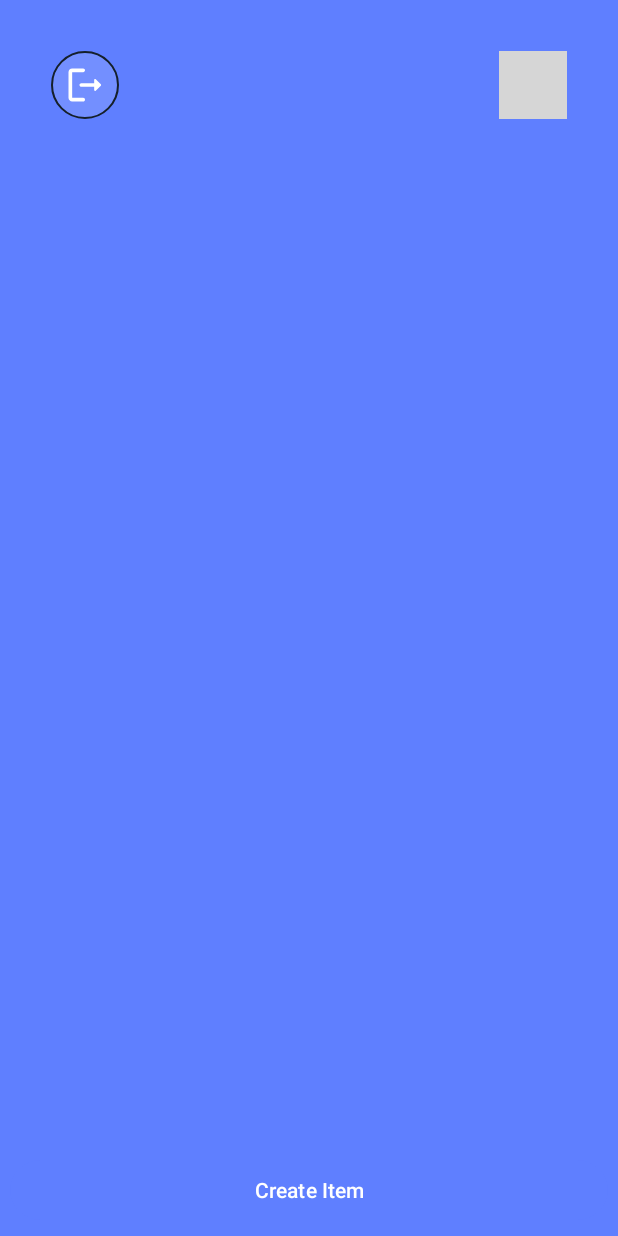
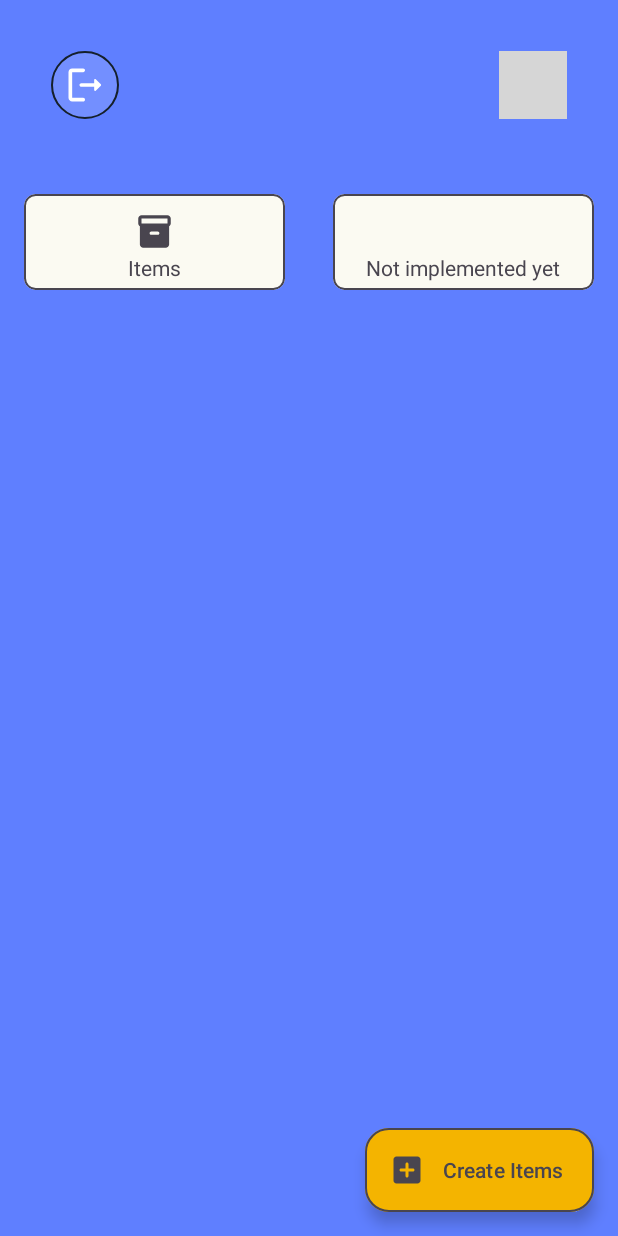
Before and after one commit to tilmasterdev/TallyMobileAndroidStudio, an Android app: the MainActivity screen opened directly, with no data from a screen before it, on a phone screen of 412 x 824 dp. Run offline under Robolectric (Android 15) with nearby library versions, the phone set to English and light mode, and no system bars; our stand-ins replace Firebase (no records; nobody signed in at launch, a user with empty details on screens opened directly), Volley, sdp/ssp sizes; plain views replace RoundedImageView; network calls fail; pictures from the network do not load; grey boxes are pictures that could not be loaded.

Commit message:
19/03/2024 at 16:13

```diff
--- a/app/src/main/java/com/socialtools/tallymobile/CreateItemActivity.java
+++ b/app/src/main/java/com/socialtools/tallymobile/CreateItemActivity.java
@@ -140,6 +140,7 @@ public class CreateItemActivity extends AppCompatActivity {
             requestBody.put(Constants.KEY_PRODUCT_DESCRIPTION, productDescription);
             requestBody.put(Constants.KEY_PRODUCT_PART_NUMBER, partNumber);
             requestBody.put(Constants.KEY_PRODUCT_UOM, uom);
+            requestBody.put(Constants.KEY_PRODUCT_GST,gst);
             requestBody.put(Constants.KEY_PRODUCT_HSN_CODE, hsnCode);
             requestBody.put(Constants.KEY_PRODUCT_MRP, mrp);
             requestBody.put(Constants.KEY_PRODUCT_PURCHASE_PRICE, purchasePrice);
@@ -189,32 +190,10 @@ public class CreateItemActivity extends AppCompatActivity {
                     }
                 });
 
-
-
-       /* database.collection(Constants.KEY_COLLECTION_COMPANY)
-                .document(preferenceManager.getString(Constants.KEY_TALLY_ID))
-                .collection(Constants.KEY_COLLECTION_ITEMS)
-                .add(product)
-                .addOnSuccessListener(documentReference -> {
-                    String generatedId = documentReference.getId();
-                    database.collection(Constants.KEY_COLLECTION_COMPANY)
-                            .document(preferenceManager.getString(Constants.KEY_TALLY_ID))
-                            .collection(Constants.KEY_COLLECTION_ITEMS)
-                            .document(generatedId)
-                            .update(Constants.KEY_PRODUCT_ID,generatedId)
-                            .addOnSuccessListener(aVoid->{
-                                loading(false);
-                                Toast.makeText(this, "Item created successfully", Toast.LENGTH_SHORT).show();
-                            }).addOnFailureListener(e-> {
-                                loading(false);
-                                Toast.makeText(this, e.getLocalizedMessage(), Toast.LENGTH_SHORT).show();
-                            });
-
-                })
-                .addOnFailureListener(e -> {
-                    Toast.makeText(this, e.getLocalizedMessage(), Toast.LENGTH_SHORT).show();
-                    // Handle errors here
-                });*/
+    }
+    @Override
+    public void onBackPressed() {
+        super.onBackPressed();
 
     }
 
--- a/app/src/main/java/com/socialtools/tallymobile/GoogleLoginActivity.java
+++ b/app/src/main/java/com/socialtools/tallymobile/GoogleLoginActivity.java
@@ -96,7 +96,7 @@ public class GoogleLoginActivity extends AppCompatActivity {
 
     private void checkUserData(){
 
-        apiHandler.makeApiCall(Constants.KEY_ISEXIST_USER_DATA_API+auth.getUid(),
+        apiHandler.makeApiCall(Constants.KEY_IS_EXIST_USER_DATA_API+auth.getUid(),
                 Request.Method.GET, null, new ApiHandler.ApiResponseListener() {
                     @Override
                     public void onSuccess(JSONObject response) {
--- a/app/src/main/java/com/socialtools/tallymobile/MainActivity.java
+++ b/app/src/main/java/com/socialtools/tallymobile/MainActivity.java
@@ -75,10 +75,10 @@ public class MainActivity extends AppCompatActivity {
             FirebaseAuth.getInstance().signOut();
         });
 
-        binding.itemCreateBtn.setOnClickListener(v->{
-
+        binding.fabButton.setOnClickListener(v->{
 
            startActivity(new Intent(getApplicationContext(),CreateItemActivity.class));
+
         });
     }
 
--- a/app/src/main/java/com/socialtools/tallymobile/Utils/Constants.java
+++ b/app/src/main/java/com/socialtools/tallymobile/Utils/Constants.java
@@ -51,7 +51,7 @@ public class Constants {
 
     public static final String KEY_GET_USER_DATA_API = "https://tally-mobile-core-api.vercel.app/api/v1/users/getuser/";
     public static final String KEY_UPDATE_USER_DATA_API = "https://tally-mobile-core-api.vercel.app/api/v1/users/update/";
-    public static final String KEY_ISEXIST_USER_DATA_API = "https://tally-mobile-core-api.vercel.app/api/v1/users/isexist/";
+    public static final String KEY_IS_EXIST_USER_DATA_API = "https://tally-mobile-core-api.vercel.app/api/v1/users/isexist/";
     public static final String KEY_POST_USER_DATA_API = "https://tally-mobile-core-api.vercel.app/api/v1/users/save";
     public static final String KEY_CREATE_COMPANY_API = "https://tally-mobile-core-api.vercel.app/api/v1/company/create";
     public static final String KEY_CREATE_EMPLOYEE_API = "https://tally-mobile-core-api.vercel.app/api/v1/users/employee/create";
--- /dev/null
+++ b/app/src/main/res/drawable/ic_create.xml
@@ -0,0 +1,5 @@
+<vector android:height="24dp" android:tint="?attr/colorControlNormal"
+    android:viewportHeight="24" android:viewportWidth="24"
+    android:width="24dp" xmlns:android="http://schemas.android.com/apk/res/android">
+    <path android:fillColor="#49454F" android:pathData="M19,3L5,3c-1.11,0 -2,0.9 -2,2v14c0,1.1 0.89,2 2,2h14c1.1,0 2,-0.9 2,-2L21,5c0,-1.1 -0.9,-2 -2,-2zM16,13h-3v3c0,0.55 -0.45,1 -1,1s-1,-0.45 -1,-1v-3L8,13c-0.55,0 -1,-0.45 -1,-1s0.45,-1 1,-1h3L11,8c0,-0.55 0.45,-1 1,-1s1,0.45 1,1v3h3c0.55,0 1,0.45 1,1s-0.45,1 -1,1z"/>
+</vector>
--- /dev/null
+++ b/app/src/main/res/drawable/ic_items.xml
@@ -0,0 +1,5 @@
+<vector android:height="24dp" android:tint="?attr/colorControlNormal"
+    android:viewportHeight="24" android:viewportWidth="24"
+    android:width="24dp" xmlns:android="http://schemas.android.com/apk/res/android">
+    <path android:fillColor="@android:color/white" android:pathData="M20,2H4C3,2 2,2.9 2,4v3.01C2,7.73 2.43,8.35 3,8.7V20c0,1.1 1.1,2 2,2h14c0.9,0 2,-0.9 2,-2V8.7c0.57,-0.35 1,-0.97 1,-1.69V4C22,2.9 21,2 20,2zM14,14h-4c-0.55,0 -1,-0.45 -1,-1v0c0,-0.55 0.45,-1 1,-1h4c0.55,0 1,0.45 1,1v0C15,13.55 14.55,14 14,14zM20,7H4V4h16V7z"/>
+</vector>
--- a/app/src/main/res/layout/activity_main.xml
+++ b/app/src/main/res/layout/activity_main.xml
@@ -10,7 +10,7 @@
     <com.google.android.material.appbar.AppBarLayout
         android:id="@+id/appBarLayout"
         android:layout_width="match_parent"
-        android:layout_height="@dimen/_150sdp"
+        android:layout_height="wrap_content"
         android:elevation="0dp"
         android:background="@color/primaryColor"
         android:layout_alignParentTop="true"
@@ -61,9 +61,106 @@
 
 
         </androidx.appcompat.widget.Toolbar>
+        <LinearLayout
+            android:layout_width="match_parent"
+            android:layout_height="wrap_content"
+            android:orientation="horizontal">
+            <!-- First CardView -->
+            <com.google.android.material.card.MaterialCardView
+                android:layout_width="0dp"
+                android:layout_height="wrap_content"
+                android:layout_margin="16dp"
+                android:layout_weight="1"
+                app:strokeWidth="1dp"
+                android:backgroundTint="@color/secondaryColor"
+                app:strokeColor="?attr/colorControlNormal"
+                app:cardCornerRadius="@dimen/_6sdp">
+
+                <LinearLayout
+                    android:layout_width="match_parent"
+                    android:layout_height="wrap_content"
+                    android:orientation="vertical"
+                    android:padding="@dimen/_4sdp">
+
+                    <!-- Icon and Text in CardView 1 -->
+                    <androidx.appcompat.widget.AppCompatImageView
+                        android:layout_width="@dimen/_20sdp"
+                        android:layout_height="@dimen/_20sdp"
+                        android:src="@drawable/ic_items"
+                        android:layout_marginTop="@dimen/_5sdp"
+                        android:layout_gravity="center_horizontal"/>
+
+                    <com.google.android.material.textview.MaterialTextView
+                        android:layout_width="wrap_content"
+                        android:layout_height="wrap_content"
+                        android:text="@string/items"
+                        android:layout_gravity="center_horizontal"
+                        android:layout_marginTop="@dimen/_1sdp"/>
+
+                </LinearLayout>
+            </com.google.android.material.card.MaterialCardView>
+
+            <!-- Second CardView -->
+            <com.google.android.material.card.MaterialCardView
+                android:layout_width="0dp"
+                android:layout_height="wrap_content"
+                android:layout_weight="1"
+                app:strokeWidth="1dp"
+                android:backgroundTint="@color/secondaryColor"
+                app:strokeColor="?attr/colorControlNormal"
+                android:layout_margin="16dp"
+                app:cardCornerRadius="@dimen/_6sdp">
+
+                <LinearLayout
+                    android:layout_width="match_parent"
+                    android:layout_height="wrap_content"
+                    android:orientation="vertical"
+                    android:padding="@dimen/_4sdp">
+
+                    <!-- Icon and Text in CardView 2 -->
+                    <androidx.appcompat.widget.AppCompatImageView
+                        android:layout_width="@dimen/_20sdp"
+                        android:layout_height="@dimen/_20sdp"
+                        android:layout_marginTop="@dimen/_5sdp"
+                         android:layout_gravity="center_horizontal"/>
+
+                    <com.google.android.material.textview.MaterialTextView
+                        android:layout_width="wrap_content"
+                        android:layout_height="wrap_content"
+                        android:text="Not implemented yet"
+                        android:layout_gravity="center_horizontal"
+                        android:layout_marginTop="@dimen/_1sdp"/>
+
+                </LinearLayout>
+            </com.google.android.material.card.MaterialCardView>
+
+        </LinearLayout>
     </com.google.android.material.appbar.AppBarLayout>
 
-    <LinearLayout
+    <com.google.android.material.floatingactionbutton.ExtendedFloatingActionButton
+        android:id="@+id/fab_button"
+        android:layout_width="wrap_content"
+        android:layout_height="wrap_content"
+        android:layout_alignParentEnd="true"
+        android:layout_alignParentBottom="true"
+        android:layout_gravity="bottom|end"
+        android:layout_marginStart="16dp"
+        android:layout_marginTop="16dp"
+        android:layout_marginEnd="16dp"
+        android:layout_marginBottom="16dp"
+        android:contentDescription="@string/fab_description"
+        android:text="@string/fab_description"
+        android:textColor="@color/fab_text"
+        app:backgroundTint="@color/googleYellow"
+        app:cornerRadius="@dimen/_60sdp"
+        app:icon="@drawable/ic_create"
+        app:iconTint="@color/fab_text"
+        app:strokeColor="?attr/colorControlNormal"
+
+        app:strokeWidth="1dp" />
+
+
+    <!--<LinearLayout
         android:layout_width="match_parent"
         android:layout_height="wrap_content"
         android:layout_alignParentBottom="true">
@@ -73,9 +170,10 @@
             android:layout_width="match_parent"
             android:layout_height="wrap_content"
             android:text="Create Item"
+            android:backgroundTint="@color/googleYellow"
             android:layout_margin="@dimen/_5sdp"/>
 
-    </LinearLayout>
+    </LinearLayout>-->
 
 
 </RelativeLayout>
--- a/app/src/main/res/values-night/colors.xml
+++ b/app/src/main/res/values-night/colors.xml
@@ -10,6 +10,7 @@
     <color name="secondaryText">#E6E0E9</color>
     <color name="input_background">#22303C</color> <!-- Dark input background color -->
     <color name="icon_background">#20FFFFFF</color>
+    <color name="fab_text">#FF49454F</color>
 
 
     <color name="wheatWhite">#f9f9f9</color>
--- a/app/src/main/res/values/colors.xml
+++ b/app/src/main/res/values/colors.xml
@@ -10,6 +10,7 @@
     <color name="secondaryText">#15202B</color>
     <color name="input_background">#ECECEC</color>
     <color name="icon_background">#20FFFFFF</color>
+    <color name="fab_text">#FF49454F</color>
 
 
     <color name="googleRed">#DB4437</color>
--- a/app/src/main/res/values/strings.xml
+++ b/app/src/main/res/values/strings.xml
@@ -18,4 +18,7 @@
     <string name="enter_purchase_price">Enter Purchase Price</string>
     <string name="enter_sell_price">Enter Sells Price</string>
     <string name="please_wait">Please Wait…</string>
+    <string name="fab_description">Create Items</string>
+    <string name="items">Items</string>
+    <string name="party">Party</string>
 </resources>
```
